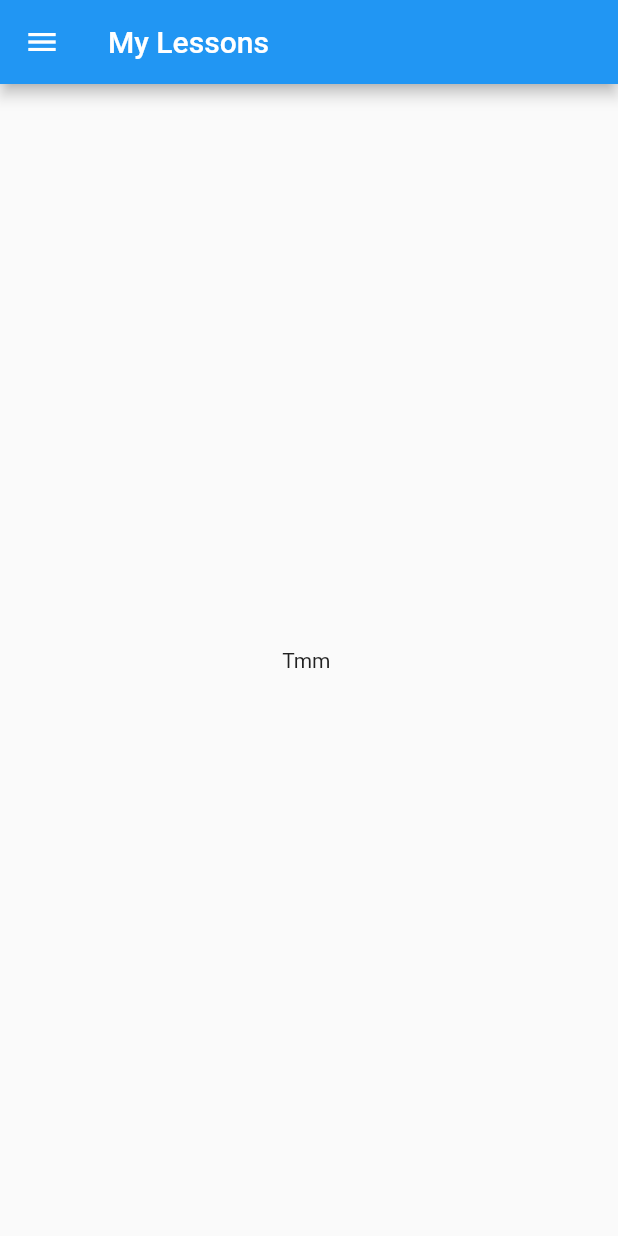
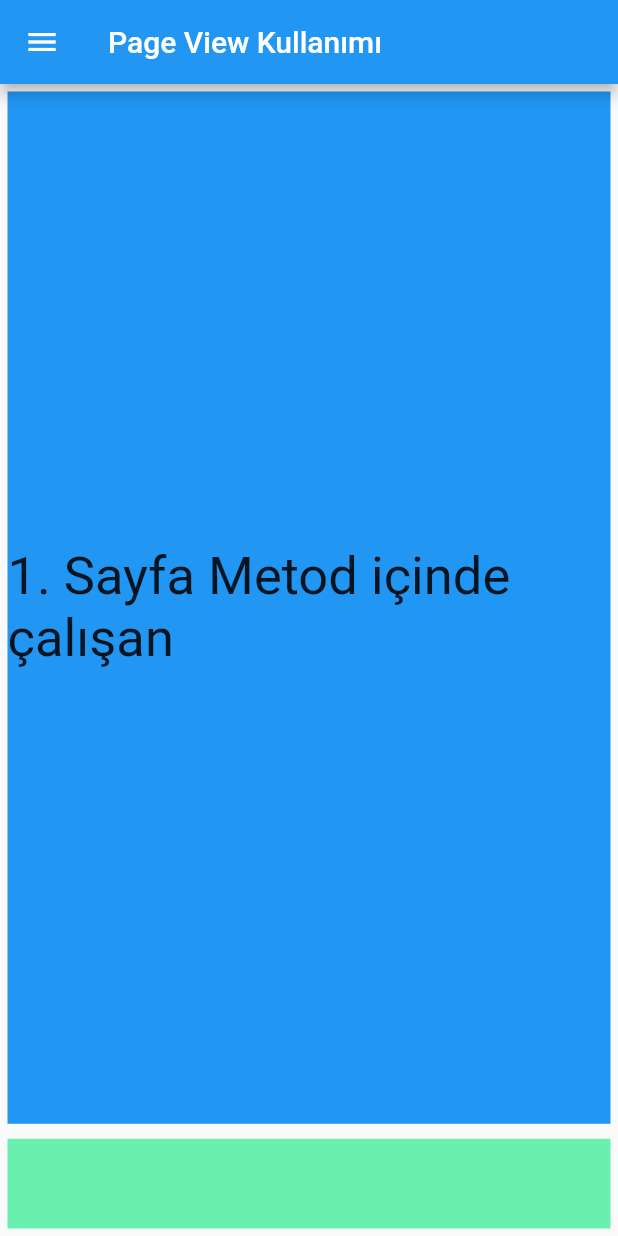
Before and after one commit to salihceylan/flutterdersleri, a Flutter app: the PageViewKullanimi screen opened directly, on a phone screen of 412 x 824 dp. Run offline on Flutter 3.47's test engine with Material 2 defaults, Android fonts, the phone set to English and light mode, and no system bars; our stand-ins replace fluttertoast.

Commit message:
Flutter Dersleri

```diff
--- a/lib/ui/page_view_kullanimi.dart
+++ b/lib/ui/page_view_kullanimi.dart
@@ -1,5 +1,12 @@
 import 'package:flutter/material.dart';
 import 'sol_menu.dart';
+
+class PageViewKullanimiHome extends StatelessWidget {
+  @override
+  Widget build(BuildContext context) {
+    return PageViewKullanimi();
+  }
+}
 
 class PageViewKullanimi extends StatefulWidget {
   @override
@@ -7,15 +14,141 @@ class PageViewKullanimi extends StatefulWidget {
 }
 
 class _PageViewKullanimiState extends State<PageViewKullanimi> {
+  var myPageController =
+      PageController(initialPage: 0, keepPage: true, viewportFraction: 1);
 
   @override
   Widget build(BuildContext context) {
     return Scaffold(
       drawer: SolMenu(),
       appBar: AppBar(
-        title: Text("My Lessons"),
+        title: Text("Page View Kullanımı"),
       ),
-      body: Container(child: Center(child: Text("Tmm ")),)
+      body: Column(
+        children: <Widget>[
+          Expanded(
+            flex: 10,
+            child: PageView(
+              scrollDirection: Axis.horizontal,
+              controller: myPageController,
+              reverse: false,
+              pageSnapping: true,
+              onPageChanged: (index) {
+                print("sayfa indexi $index");
+              },
+              children: <Widget>[
+                sayfa1(),
+                sayfa2(),
+                sayfa3(),
+                Sayfa4(),
+                Sayfa5(),
+              ],
+            ),
+          ),
+          Expanded(
+            flex: 1,
+            child: Container(
+                margin: EdgeInsets.all(5),
+                width: double.infinity,
+                color: Colors.greenAccent,
+                child: Column(
+                  children: <Widget>[
+                    Row(
+                      children: <Widget>[
+
+                      ],
+                    )
+                  ],
+                )),
+          ),
+        ],
+      ),
+    );
+  }
+
+  Widget sayfa1() {
+    return Container(
+      margin: EdgeInsets.all(5),
+      color: Colors.blue,
+      width: double.infinity,
+      height: double.infinity,
+      child: Center(
+        child: Text(
+          "1. Sayfa Metod içinde çalışan",
+          style: TextStyle(fontSize: 35),
+        ),
+      ),
+    );
+  }
+
+  Widget sayfa2() {
+    return Container(
+      margin: EdgeInsets.all(5),
+      color: Colors.yellowAccent,
+      width: double.infinity,
+      height: double.infinity,
+      child: Center(
+        child: Text(
+          "2. Sayfa Metod içinde çalışan",
+          style: TextStyle(fontSize: 35),
+        ),
+      ),
+    );
+  }
+
+  Widget sayfa3() {
+    return Container(
+      margin: EdgeInsets.all(5),
+      color: Colors.tealAccent,
+      width: double.infinity,
+      height: double.infinity,
+      child: Center(
+        child: Text(
+          "3. Sayfa Metod içinde çalışan",
+          style: TextStyle(fontSize: 35),
+        ),
+      ),
     );
   }
 }
+
+class Sayfa4 extends StatelessWidget {
+  @override
+  Widget build(BuildContext context) {
+    return Container(
+      margin: EdgeInsets.all(5),
+      color: Colors.green,
+      width: double.infinity,
+      height: double.infinity,
+      child: Center(
+        child: Text(
+          "4. Sayfa Stateless Class içinde çalışan",
+          style: TextStyle(fontSize: 35),
+        ),
+      ),
+    );
+  }
+}
+
+class Sayfa5 extends StatefulWidget {
+  @override
+  _Sayfa5State createState() => _Sayfa5State();
+}
+
+class _Sayfa5State extends State<Sayfa5> {
+  @override
+  Widget build(BuildContext context) {
+    return Container(
+      margin: EdgeInsets.all(5),
+      color: Colors.deepOrangeAccent,
+      width: double.infinity,
+      height: double.infinity,
+      child: Center(
+        child: Text(
+          "5. Sayfa Stateful Class içinde çalışan",
+          style: TextStyle(fontSize: 35),
+        ),
+      ),
+    );
+  }
+}
```
Also changed, not shown: lib/main.dart (+12 -0 lines).
